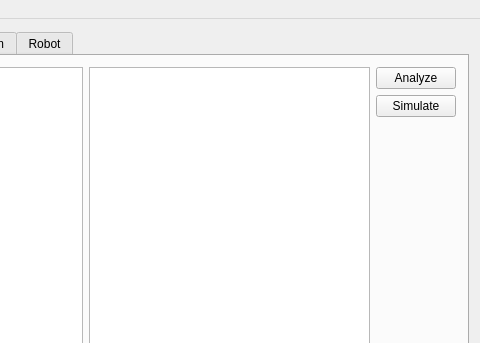
eagle2com/robogen-gui, file mainwindow.ui: the form before one commit; both pictures show x 485 to 965 and y 0 to 343 of the 965 by 584 pixel window.
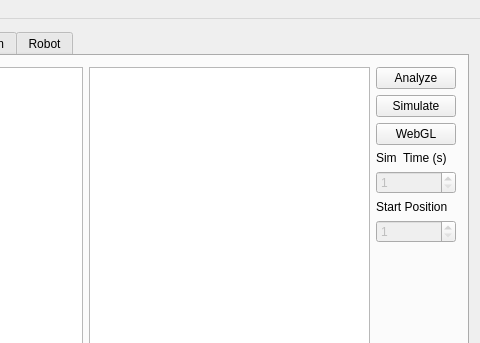
The form after the commit. Icons and pictures are not drawn. Custom widgets are drawn as their Qt base class.

Commit message: can create webgl output

Diff of the .ui file:
```diff
--- a/mainwindow.ui
+++ b/mainwindow.ui
@@ -164,6 +164,53 @@
             </property>
            </widget>
           </item>
+          <item>
+           <widget class="QPushButton" name="push_webgl">
+            <property name="text">
+             <string>WebGL</string>
+            </property>
+           </widget>
+          </item>
+          <item>
+           <widget class="QLabel" name="label_14">
+            <property name="text">
+             <string>Sim  Time (s)</string>
+            </property>
+           </widget>
+          </item>
+          <item>
+           <widget class="QSpinBox" name="spin_simtime">
+            <property name="enabled">
+             <bool>false</bool>
+            </property>
+            <property name="minimum">
+             <number>1</number>
+            </property>
+            <property name="maximum">
+             <number>3600</number>
+            </property>
+           </widget>
+          </item>
+          <item>
+           <widget class="QLabel" name="label_15">
+            <property name="text">
+             <string>Start Position</string>
+            </property>
+           </widget>
+          </item>
+          <item>
+           <widget class="QSpinBox" name="spin_simstartpos">
+            <property name="enabled">
+             <bool>false</bool>
+            </property>
+            <property name="minimum">
+             <number>1</number>
+            </property>
+            <property name="maximum">
+             <number>1000</number>
+            </property>
+           </widget>
+          </item>
           <item>
            <spacer name="verticalSpacer">
             <property name="orientation">
```
The commit also changes 9 other files.
